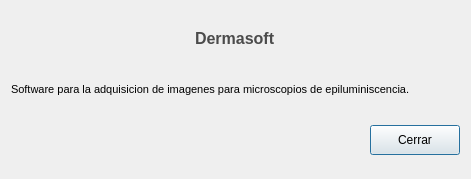
First picture: the form in acercade.ui, repository Gabrielnz/pasantia-CIMBUC, before the edit.
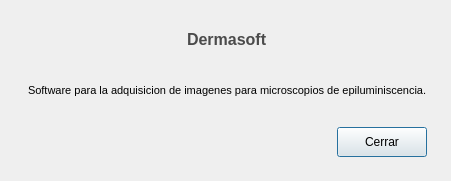
Second picture: the form after the edit.

Diff of the .ui file:
```diff
--- a/acercade.ui
+++ b/acercade.ui
@@ -6,8 +6,8 @@
    <rect>
     <x>0</x>
     <y>0</y>
-    <width>471</width>
-    <height>179</height>
+    <width>447</width>
+    <height>181</height>
    </rect>
   </property>
   <property name="windowTitle">
@@ -15,6 +15,24 @@
   </property>
   <layout class="QGridLayout" name="gridLayout">
    <item row="0" column="0">
+    <layout class="QHBoxLayout" name="horizontalLayout_3">
+     <item>
+      <spacer name="horizontalSpacer_5">
+       <property name="orientation">
+        <enum>Qt::Horizontal</enum>
+       </property>
+       <property name="sizeType">
+        <enum>QSizePolicy::Fixed</enum>
+       </property>
+       <property name="sizeHint" stdset="0">
+        <size>
+         <width>17</width>
+         <height>20</height>
+        </size>
+       </property>
+      </spacer>
+     </item>
+     <item>
     <layout class="QVBoxLayout" name="verticalLayout">
      <item>
       <spacer name="verticalSpacer_2">
@@ -154,6 +172,24 @@
         <size>
          <width>20</width>
          <height>13</height>
+          </size>
+         </property>
+        </spacer>
+       </item>
+      </layout>
+     </item>
+     <item>
+      <spacer name="horizontalSpacer_4">
+       <property name="orientation">
+        <enum>Qt::Horizontal</enum>
+       </property>
+       <property name="sizeType">
+        <enum>QSizePolicy::Fixed</enum>
+       </property>
+       <property name="sizeHint" stdset="0">
+        <size>
+         <width>13</width>
+         <height>20</height>
         </size>
        </property>
       </spacer>
```
Lines whose indentation alone changed are shown as unchanged.
